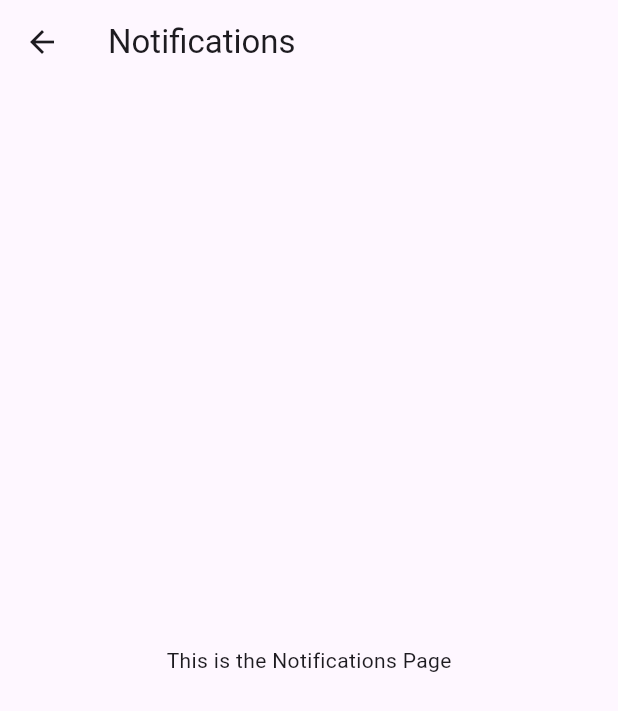
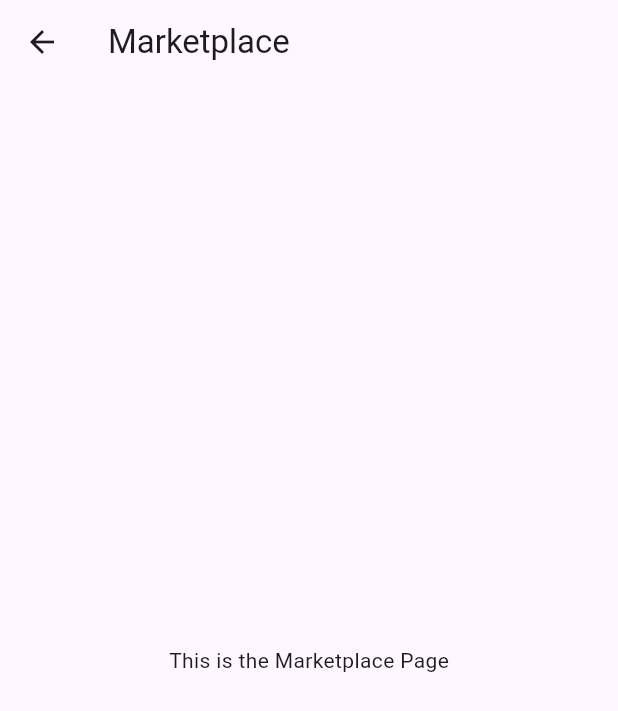
Before and after one commit to sahil-shefeek/z-krishi, a Flutter app: the screen it shows after launch, item 3 of the bottom bar chosen, on a phone screen of 412 x 824 dp. Shown: the top 711 px of the screen. Run offline on Flutter 3.47's test engine with Material 3 defaults, Android fonts, the phone set to English and light mode, and no system bars.

Commit message:
renamed notifications to marketplace

```diff
--- a/lib/dashboard.dart
+++ b/lib/dashboard.dart
@@ -36,11 +36,11 @@ class Dashboard extends StatelessWidget {
               },
             ),
             IconButton(
-              icon: Icon(Icons.notifications),
+              icon: Icon(Icons.storefront),
               onPressed: () {
                 Navigator.push(
                   context,
-                  MaterialPageRoute(builder: (context) => NotificationsPage()),
+                  MaterialPageRoute(builder: (context) => MarketplacePage()),
                 );
               },
             ),
--- a/lib/notifications_page.dart
+++ b/lib/notifications_page.dart
@@ -1,14 +1,14 @@
 import 'package:flutter/material.dart';
 
-class NotificationsPage extends StatelessWidget {
+class MarketplacePage extends StatelessWidget {
   @override
   Widget build(BuildContext context) {
     return Scaffold(
       appBar: AppBar(
-        title: Text('Notifications'),
+        title: Text('Marketplace'),
       ),
       body: Center(
-        child: Text('This is the Notifications Page'),
+        child: Text('This is the Marketplace Page'),
       ),
     );
   }
```
